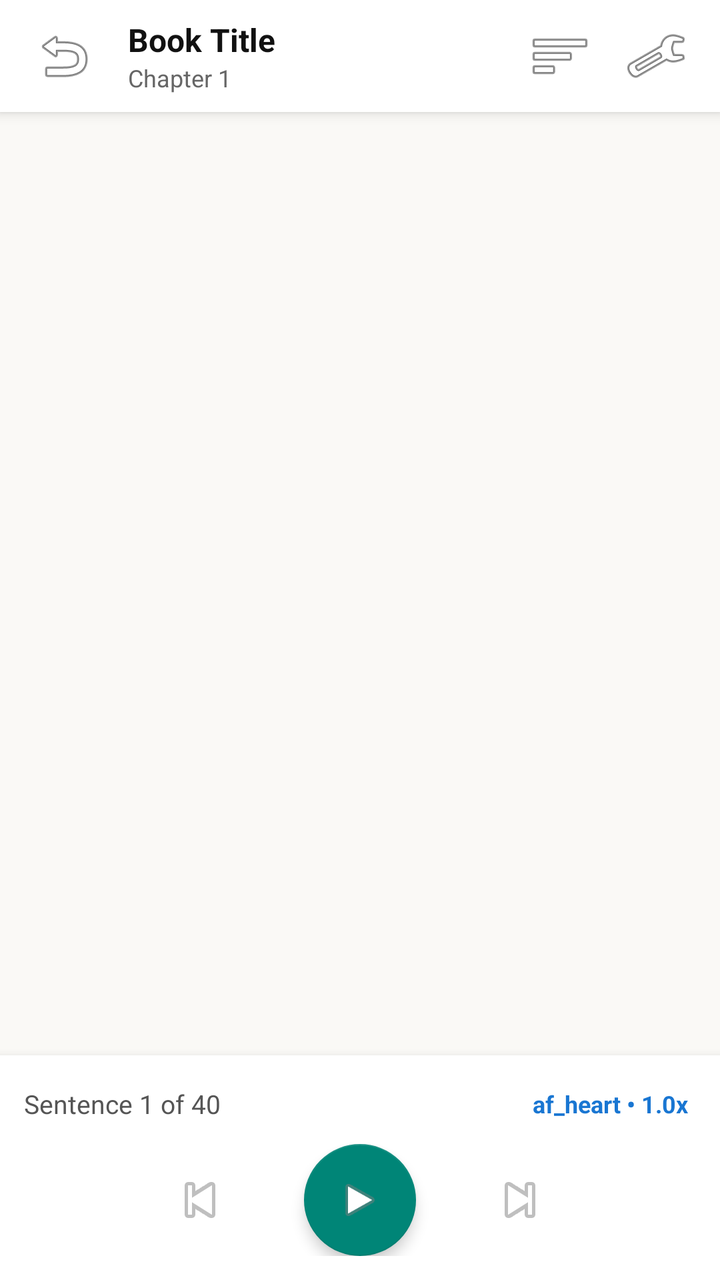
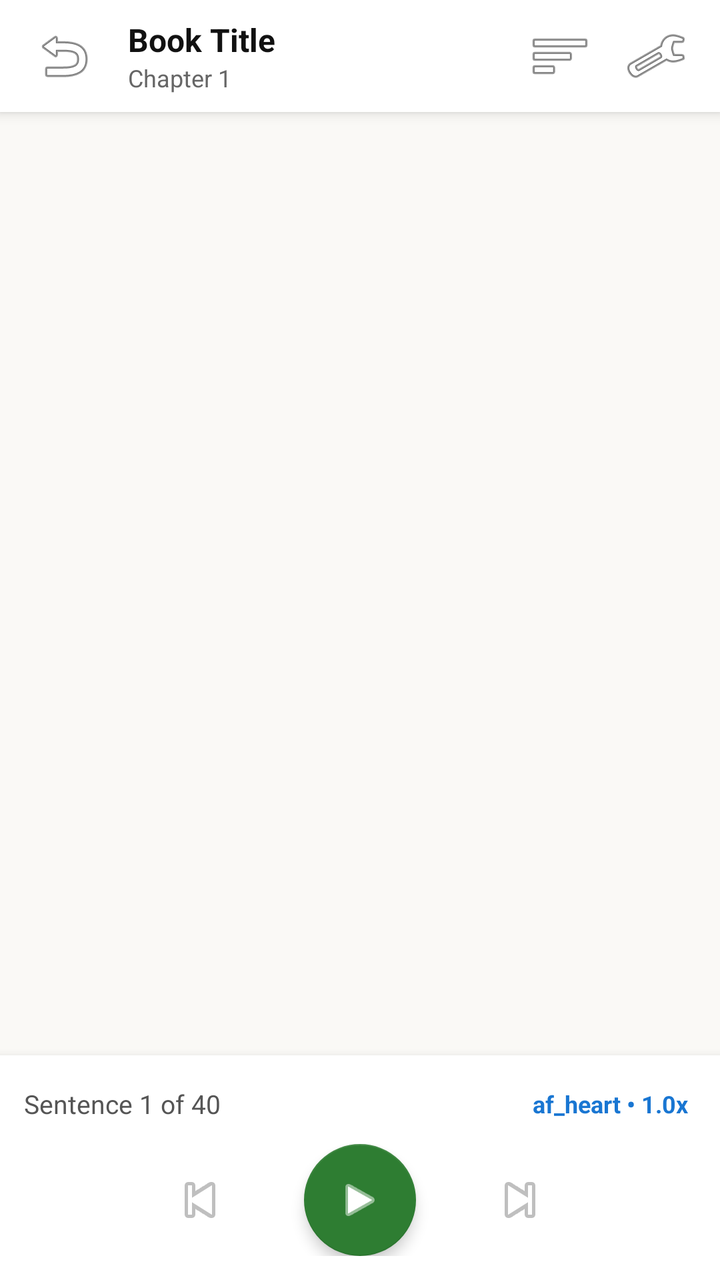

Compare the two renders of this Android layout. The source of the first and the diff that turns it into the second are given below.
<!-- AndroidManifest.xml: activity theme Theme.AppCompat.Light.NoActionBar -->
<!-- res/layout/activity_reader.xml -->
<?xml version="1.0" encoding="utf-8"?>
<LinearLayout xmlns:android="http://schemas.android.com/apk/res/android"
    xmlns:app="http://schemas.android.com/apk/res-auto"
    android:layout_width="match_parent"
    android:layout_height="match_parent"
    android:orientation="vertical"
    android:background="#FAF9F6">

    
    <LinearLayout
        android:layout_width="match_parent"
        android:layout_height="?attr/actionBarSize"
        android:orientation="horizontal"
        android:gravity="center_vertical"
        android:paddingStart="8dp"
        android:paddingEnd="8dp"
        android:background="#FFFFFF"
        android:elevation="4dp">

        <ImageButton
            android:id="@+id/btnBack"
            android:layout_width="48dp"
            android:layout_height="48dp"
            android:background="?attr/selectableItemBackgroundBorderless"
            android:src="@android:drawable/ic_menu_revert"
            android:contentDescription="Back" />

        <LinearLayout
            android:layout_width="0dp"
            android:layout_height="wrap_content"
            android:layout_weight="1"
            android:orientation="vertical"
            android:paddingStart="8dp"
            android:paddingEnd="8dp">

            <TextView
                android:id="@+id/tvBookTitle"
                android:layout_width="wrap_content"
                android:layout_height="wrap_content"
                android:text="Book Title"
                android:textStyle="bold"
                android:textSize="16sp"
                android:maxLines="1"
                android:ellipsize="end"
                android:textColor="#111111" />

            <TextView
                android:id="@+id/tvChapterTitle"
                android:layout_width="wrap_content"
                android:layout_height="wrap_content"
                android:text="Chapter 1"
                android:textSize="12sp"
                android:maxLines="1"
                android:ellipsize="end"
                android:textColor="#666666" />
        </LinearLayout>

        <ImageButton
            android:id="@+id/btnToc"
            android:layout_width="48dp"
            android:layout_height="48dp"
            android:background="?attr/selectableItemBackgroundBorderless"
            android:src="@android:drawable/ic_menu_sort_by_size"
            android:contentDescription="Table of Contents" />

        <ImageButton
            android:id="@+id/btnSettings"
            android:layout_width="48dp"
            android:layout_height="48dp"
            android:background="?attr/selectableItemBackgroundBorderless"
            android:src="@android:drawable/ic_menu_preferences"
            android:contentDescription="Voice &amp; Speed Settings" />

    </LinearLayout>

    
    <androidx.recyclerview.widget.RecyclerView
        android:id="@+id/rvSentences"
        android:layout_width="match_parent"
        android:layout_height="0dp"
        android:layout_weight="1"
        android:clipToPadding="false"
        android:paddingTop="12dp"
        android:paddingBottom="16dp"
        android:scrollbars="vertical" />

    
    <LinearLayout
        android:layout_width="match_parent"
        android:layout_height="wrap_content"
        android:orientation="vertical"
        android:background="#FFFFFF"
        android:elevation="8dp"
        android:padding="12dp">

        <LinearLayout
            android:layout_width="match_parent"
            android:layout_height="wrap_content"
            android:orientation="horizontal"
            android:gravity="center_vertical">

            <TextView
                android:id="@+id/tvProgress"
                android:layout_width="0dp"
                android:layout_height="wrap_content"
                android:layout_weight="1"
                android:text="Sentence 1 of 40"
                android:textSize="13sp"
                android:textColor="#555555" />

            <TextView
                android:id="@+id/tvVoiceSpeed"
                android:layout_width="wrap_content"
                android:layout_height="wrap_content"
                android:text="af_heart • 1.0x"
                android:textSize="12sp"
                android:textStyle="bold"
                android:textColor="#1976D2"
                android:background="?attr/selectableItemBackground"
                android:padding="4dp" />
        </LinearLayout>

        <LinearLayout
            android:layout_width="match_parent"
            android:layout_height="wrap_content"
            android:orientation="horizontal"
            android:gravity="center"
            android:layout_marginTop="8dp">

            <ImageButton
                android:id="@+id/btnPrevSentence"
                android:layout_width="56dp"
                android:layout_height="56dp"
                android:background="?attr/selectableItemBackgroundBorderless"
                android:src="@android:drawable/ic_media_previous"
                android:contentDescription="Previous Sentence" />

            <com.google.android.material.floatingactionbutton.FloatingActionButton
                android:id="@+id/fabPlayPause"
                android:layout_width="wrap_content"
                android:layout_height="wrap_content"
                android:layout_marginStart="24dp"
                android:layout_marginEnd="24dp"
                android:src="@android:drawable/ic_media_play"
                app:elevation="4dp"
                android:contentDescription="Play or Pause" />

            <ImageButton
                android:id="@+id/btnNextSentence"
                android:layout_width="56dp"
                android:layout_height="56dp"
                android:background="?attr/selectableItemBackgroundBorderless"
                android:src="@android:drawable/ic_media_next"
                android:contentDescription="Next Sentence" />

        </LinearLayout>

    </LinearLayout>

</LinearLayout>
<!-- resources referenced by this layout -->
<resources>

</resources>

<!-- the commit's change to res/layout/activity_reader.xml (unified diff, before → after) -->
@@ -74,15 +74,28 @@
     </LinearLayout>
 
     
-    <androidx.recyclerview.widget.RecyclerView
-        android:id="@+id/rvSentences"
+    <FrameLayout
         android:layout_width="match_parent"
         android:layout_height="0dp"
-        android:layout_weight="1"
-        android:clipToPadding="false"
-        android:paddingTop="12dp"
-        android:paddingBottom="16dp"
-        android:scrollbars="vertical" />
+        android:layout_weight="1">
+
+        <androidx.recyclerview.widget.RecyclerView
+            android:id="@+id/rvSentences"
+            android:layout_width="match_parent"
+            android:layout_height="match_parent"
+            android:clipToPadding="false"
+            android:paddingTop="12dp"
+            android:paddingBottom="16dp"
+            android:scrollbars="vertical" />
+
+        <ProgressBar
+            android:id="@+id/pbLoading"
+            android:layout_width="wrap_content"
+            android:layout_height="wrap_content"
+            android:layout_gravity="center"
+            android:visibility="gone" />
+
+    </FrameLayout>
 
     
     <LinearLayout
<!-- resource entries referenced after the edit -->
@@ -1,5 +1,13 @@
 <!-- resources referenced by this layout -->
 <resources>
-
+  <style name="Theme.KokoroTTS" parent="Theme.MaterialComponents.DayNight.NoActionBar">
+          <item name="colorPrimary">#1976D2</item>
+          <item name="colorPrimaryVariant">#0D47A1</item>
+          <item name="colorOnPrimary">#FFFFFF</item>
+          <item name="colorSecondary">#2E7D32</item>
+          <item name="colorSecondaryVariant">#1B5E20</item>
+          <item name="colorOnSecondary">#FFFFFF</item>
+          <item name="android:statusBarColor">#1976D2</item>
+      </style>
 </resources>
 
